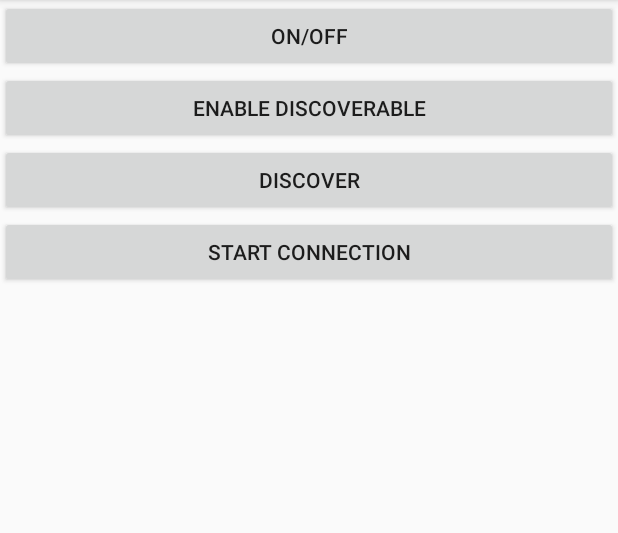
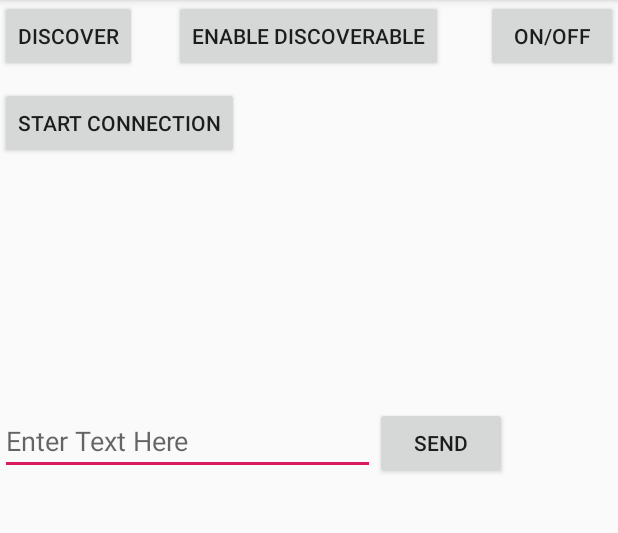
Before and after one commit to alflinusjonsson/AndroidBlueToothCar, an Android app: the BlueTooth screen opened directly, with no data from a screen before it, on a phone screen of 412 x 824 dp, the part 84-617 px from its top. Run offline under Robolectric (Android 15) with nearby library versions, the phone set to English and light mode, and no system bars.

Commit message:
Updated Bluetooth setup

```diff
--- a/app/src/main/java/se/j/androidprojekt/BlueTooth.java
+++ b/app/src/main/java/se/j/androidprojekt/BlueTooth.java
@@ -275,5 +275,4 @@ public class BlueTooth extends AppCompatActivity {
         }
     }
 
-
 }
--- a/app/src/main/java/se/j/androidprojekt/BluetoothConnectionService.java
+++ b/app/src/main/java/se/j/androidprojekt/BluetoothConnectionService.java
@@ -7,6 +7,7 @@ import android.bluetooth.BluetoothServerSocket;
 import android.bluetooth.BluetoothSocket;
 import android.content.Context;
 import android.util.Log;
+
 import java.io.IOException;
 import java.io.InputStream;
 import java.io.OutputStream;
--- a/app/src/main/java/se/j/androidprojekt/MainActivity.java
+++ b/app/src/main/java/se/j/androidprojekt/MainActivity.java
@@ -1,7 +1,6 @@
 package se.j.androidprojekt;
 
 import android.content.Intent;
-import android.graphics.Canvas;
 import android.os.Bundle;
 import android.support.v7.app.AppCompatActivity;
 import android.view.MotionEvent;
--- a/app/src/main/res/layout/bluetooth.xml
+++ b/app/src/main/res/layout/bluetooth.xml
@@ -1,40 +1,65 @@
 <?xml version="1.0" encoding="utf-8"?>
-<LinearLayout xmlns:android="http://schemas.android.com/apk/res/android"
+<RelativeLayout
+    xmlns:android="http://schemas.android.com/apk/res/android"
+    xmlns:tools="http://schemas.android.com/tools"
     android:id="@+id/bluetooth"
     android:layout_width="match_parent"
-    android:layout_height="wrap_content"
-    android:orientation="vertical">
-    >
+    android:layout_height="match_parent">
 
     <Button
-        android:id="@+id/btnONOFF"
-        android:layout_width="match_parent"
+        android:text="ON/OFF"
+        android:layout_width="wrap_content"
         android:layout_height="wrap_content"
-        android:text="@string/on_off" />
+        android:layout_alignParentTop="true"
+        android:layout_alignParentRight="true"
+        android:id="@+id/btnONOFF"/>
 
     <Button
-        android:layout_width="match_parent"
+        android:text="Enable Discoverable"
+        android:layout_width="wrap_content"
         android:layout_height="wrap_content"
         android:id="@+id/btnDiscoverable_on_off"
         android:onClick="btnEnableDisable_Discoverable"
-        android:text="@string/enable_discoverable" />
+        android:layout_alignParentTop="true"
+        android:layout_centerHorizontal="true"/>
 
     <Button
+        android:layout_width="wrap_content"
+        android:layout_height="wrap_content"
         android:id="@+id/btnFindUnpairedDevices"
+        android:text="Discover"
+        android:onClick="btnDiscover"/>
+
+    <ListView
+        android:layout_marginTop="15dp"
+        android:layout_below="@+id/btnStartConnection"
         android:layout_width="match_parent"
-        android:layout_height="wrap_content"
-        android:onClick="btnDiscover"
-        android:text="@string/discover" />
+        android:layout_height="150dp"
+        android:id="@+id/lvNewDevices"/>
 
     <Button
+        android:layout_marginTop="10dp"
+        android:layout_width="wrap_content"
+        android:layout_height="wrap_content"
+        android:layout_below="@+id/btnFindUnpairedDevices"
         android:id="@+id/btnStartConnection"
-        android:layout_width="match_parent"
+        android:text="Start Connection"/>
+
+    <EditText
+        android:layout_width="250dp"
         android:layout_height="wrap_content"
-        android:text="@string/start_connection" />
+        android:hint="Enter Text Here"
+        android:layout_below="@+id/lvNewDevices"
+        android:layout_alignParentStart="true"
+        android:id="@+id/editText"/>
 
-    <ListView
-        android:id="@+id/lvNewDevices"
-        android:layout_width="match_parent"
-        android:layout_height="match_parent"/>
+    <Button
+        android:layout_width="wrap_content"
+        android:layout_height="wrap_content"
+        android:text="SEND"
+        android:id="@+id/btnSend"
+        android:layout_toRightOf="@+id/editText"
+        android:layout_below="@+id/lvNewDevices"/>
 
-</LinearLayout>
+
+</RelativeLayout>
```
